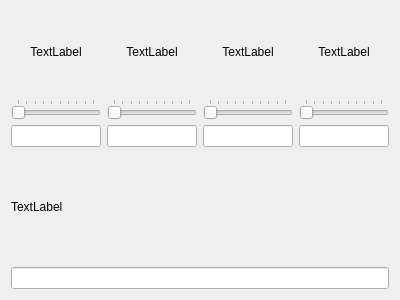
Qt form ohata.ui (Tr1nside/templateHeightTemp) before a commit.
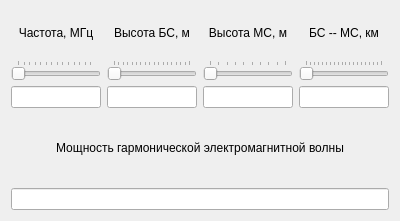
The same form after that commit.

Commit message: Edit ohata.ui, add data base to project

Patch:
```diff
--- a/ohata.ui
+++ b/ohata.ui
@@ -7,7 +7,7 @@
     <x>0</x>
     <y>0</y>
     <width>400</width>
-    <height>300</height>
+    <height>221</height>
    </rect>
   </property>
   <property name="windowTitle">
@@ -19,7 +19,10 @@
      <item>
       <widget class="QLabel" name="label_5">
        <property name="text">
-        <string>TextLabel</string>
+        <string>Мощность гармонической электромагнитной волны</string>
+       </property>
+       <property name="alignment">
+        <set>Qt::AlignCenter</set>
        </property>
       </widget>
      </item>
@@ -45,7 +48,7 @@
           </size>
          </property>
          <property name="text">
-          <string>TextLabel</string>
+          <string>Частота, МГц</string>
          </property>
          <property name="alignment">
           <set>Qt::AlignCenter</set>
@@ -61,13 +64,13 @@
           </size>
          </property>
          <property name="minimum">
-          <number>1</number>
+          <number>150</number>
          </property>
          <property name="maximum">
-          <number>10</number>
+          <number>1500</number>
          </property>
          <property name="value">
-          <number>1</number>
+          <number>150</number>
          </property>
          <property name="orientation">
           <enum>Qt::Horizontal</enum>
@@ -76,7 +79,7 @@
           <enum>QSlider::TicksAbove</enum>
          </property>
          <property name="tickInterval">
-          <number>1</number>
+          <number>100</number>
          </property>
         </widget>
        </item>
@@ -96,7 +99,7 @@
           </size>
          </property>
          <property name="text">
-          <string>TextLabel</string>
+          <string>Высота БС, м</string>
          </property>
          <property name="alignment">
           <set>Qt::AlignCenter</set>
@@ -112,13 +115,13 @@
           </size>
          </property>
          <property name="minimum">
-          <number>1</number>
+          <number>30</number>
          </property>
          <property name="maximum">
-          <number>10</number>
+          <number>200</number>
          </property>
          <property name="value">
-          <number>1</number>
+          <number>30</number>
          </property>
          <property name="orientation">
           <enum>Qt::Horizontal</enum>
@@ -127,7 +130,7 @@
           <enum>QSlider::TicksAbove</enum>
          </property>
          <property name="tickInterval">
-          <number>1</number>
+          <number>10</number>
          </property>
         </widget>
        </item>
@@ -147,7 +150,7 @@
           </size>
          </property>
          <property name="text">
-          <string>TextLabel</string>
+          <string>Высота МС, м</string>
          </property>
          <property name="alignment">
           <set>Qt::AlignCenter</set>
@@ -198,7 +201,7 @@
           </size>
          </property>
          <property name="text">
-          <string>TextLabel</string>
+          <string>БС -- МС, км</string>
          </property>
          <property name="alignment">
           <set>Qt::AlignCenter</set>
@@ -217,7 +220,7 @@
           <number>1</number>
          </property>
          <property name="maximum">
-          <number>10</number>
+          <number>20</number>
          </property>
          <property name="value">
           <number>1</number>
```
Left out of the diff: 28 changed lines with no effect on the pictures. The commit also changes 912 other files.
